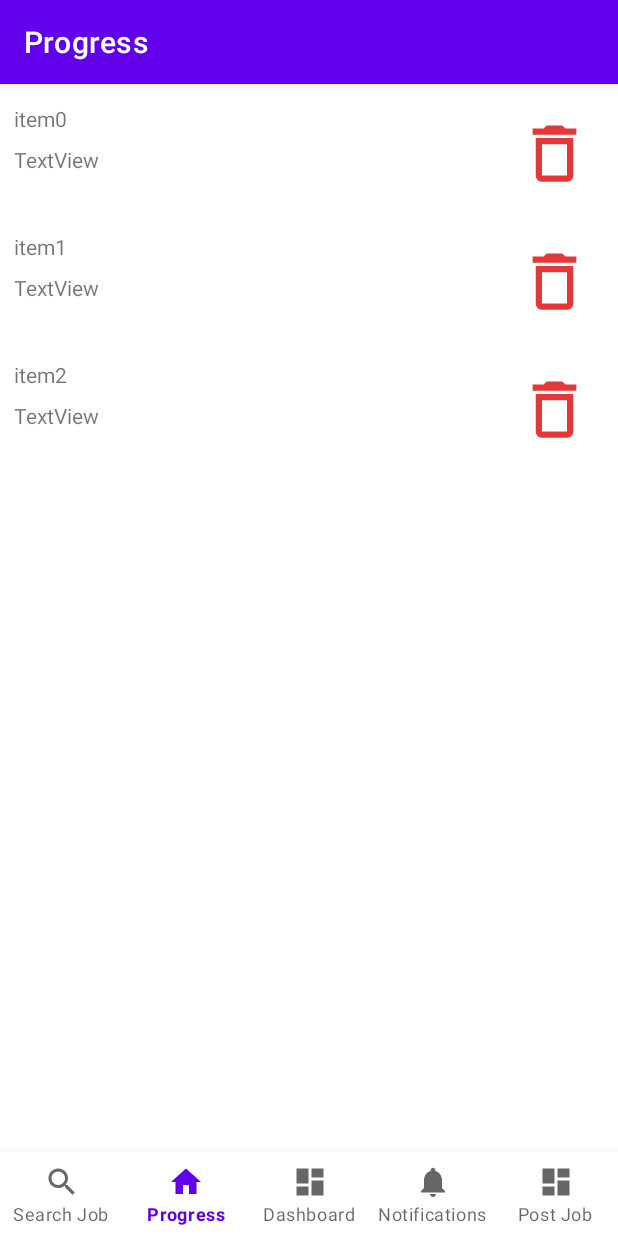
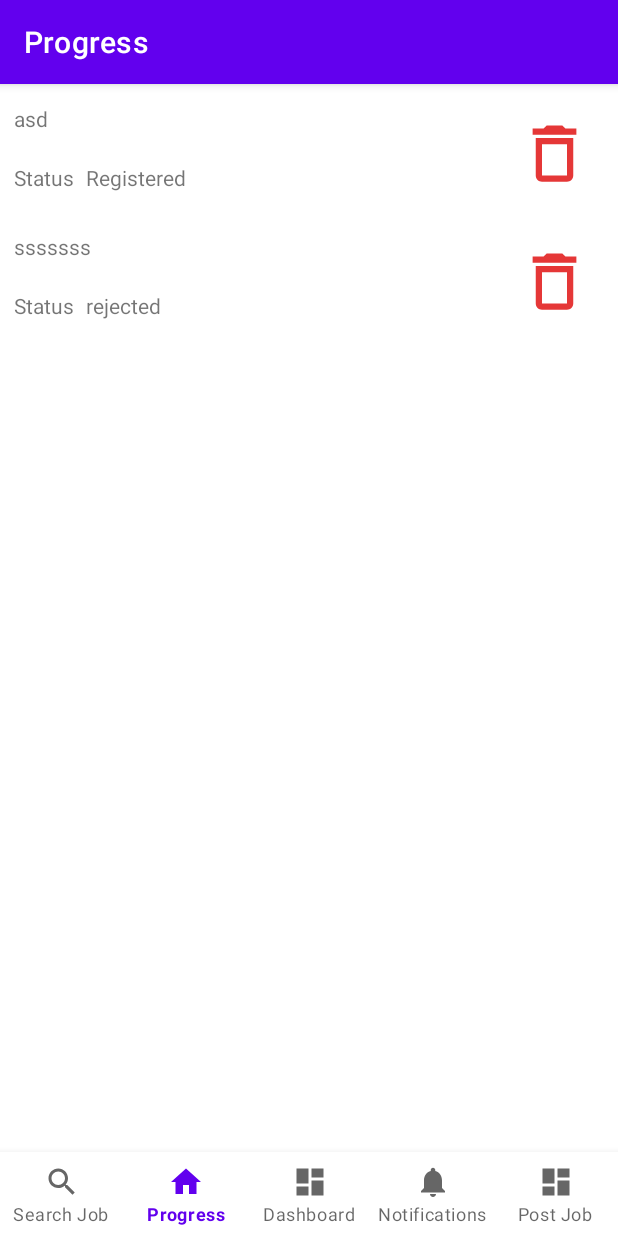
Before and after one commit to zheyang123/ApprenticeStreet, an Android app: the screen it shows after launch (MainActivity), on a phone screen of 412 x 824 dp. Run offline under Robolectric (Android 15) with nearby library versions, the phone set to English and light mode, and no system bars; our stand-ins replace Firebase (no records; nobody signed in at launch, a user with empty details on screens opened directly), data binding, navigation-ui.

Commit message:
added company view

```diff
--- /dev/null
+++ b/app/src/main/java/my/rjtechnology/apprenticestreet/models/AppiledProgress.kt
@@ -0,0 +1,8 @@
+package my.rjtechnology.apprenticestreet.models
+
+class AppiledProgress {
+    var companyId:String=""
+    var companyName:String=""
+    var status:String="Registered"
+
+}
--- /dev/null
+++ b/app/src/main/java/my/rjtechnology/apprenticestreet/models/company.kt
@@ -0,0 +1,6 @@
+package my.rjtechnology.apprenticestreet.models
+
+class company {
+    var companyID:String=""
+    var companyName:String=""
+}
--- a/app/src/main/java/my/rjtechnology/apprenticestreet/repo/JobRepository.kt
+++ b/app/src/main/java/my/rjtechnology/apprenticestreet/repo/JobRepository.kt
@@ -42,7 +42,7 @@ class JobRepository(private val context: Context) {
                     }
 
                     if (nextKey == "") clear()
-                    // insertAll(jobs)
+                    jobDao.insertAll(jobs)
                     onDone(jobs.last().job.id)
                 }
             }
--- a/app/src/main/java/my/rjtechnology/apprenticestreet/ui/adapters/AppiledCompanyProgressAdapter.kt
+++ b/app/src/main/java/my/rjtechnology/apprenticestreet/ui/adapters/AppiledCompanyProgressAdapter.kt
@@ -7,12 +7,13 @@ import android.widget.TextView
 import androidx.lifecycle.LifecycleOwner
 import androidx.recyclerview.widget.RecyclerView
 import my.rjtechnology.apprenticestreet.R
+import my.rjtechnology.apprenticestreet.models.AppiledProgress
 
-class AppiledCompanyProgressAdapter(private val context: LifecycleOwner, private val data: List<String>) :
+class AppiledCompanyProgressAdapter(private val context: LifecycleOwner, private val data: List<AppiledProgress>) :
     RecyclerView.Adapter<AppiledCompanyProgressAdapter.ViewHolder>() {
 
-    var onItemClick:((String)->Unit)?=null
-    var onDeleteClick:((String)->Unit)?=null
+    var onItemClick:((AppiledProgress)->Unit)?=null
+    var onDeleteClick:((AppiledProgress)->Unit)?=null
     var pos = 0
     public
     override fun onCreateViewHolder(parent: ViewGroup, viewType: Int): ViewHolder {
@@ -36,12 +37,13 @@ class AppiledCompanyProgressAdapter(private val context: LifecycleOwner, private
     }
 
     inner class ViewHolder(itemView: View) : RecyclerView.ViewHolder(itemView) {
-        private val textView: TextView = itemView.findViewById(R.id.pgCradViewCompanyName)
+        private val companyName: TextView = itemView.findViewById(R.id.pgCradViewCompanyName)
+        private val companyStatus: TextView = itemView.findViewById(R.id.pgCradViewStatus)
         val delete:ImageView =itemView.findViewById(R.id.deleteView)
 
-        fun bind(item: String,index: Int) {
-
-            textView.text = item
+        fun bind(item:AppiledProgress,index: Int) {
+            companyName.text = item.companyName
+            companyStatus.text=item.status
             delete.setOnClickListener{
                 pos = index
                 onDeleteClick?.invoke(item)
--- a/app/src/main/java/my/rjtechnology/apprenticestreet/ui/progress/ProgressViewModel.kt
+++ b/app/src/main/java/my/rjtechnology/apprenticestreet/ui/progress/ProgressViewModel.kt
@@ -3,6 +3,7 @@ package my.rjtechnology.apprenticestreet.ui.progress
 import androidx.lifecycle.LiveData
 import androidx.lifecycle.MutableLiveData
 import androidx.lifecycle.ViewModel
+import my.rjtechnology.apprenticestreet.models.AppiledProgress
 
 class ProgressViewModel : ViewModel() {
 
@@ -12,8 +13,8 @@ class ProgressViewModel : ViewModel() {
     private val _companyName = MutableLiveData<List<String>>().apply {
         value = listOf("item1", "item2", "item3")
     }
-    val arrayList = ArrayList<String>()
-    val company = listOf("item1", "item2", "item3")
+    val appliedJobList = ArrayList<AppiledProgress>()
+
     val text: LiveData<String> = _text
     val companyName: LiveData<List<String>> = _companyName
     val haveJob:Boolean = false
--- a/app/src/main/java/my/rjtechnology/apprenticestreet/ui/progress/progressFragment.kt
+++ b/app/src/main/java/my/rjtechnology/apprenticestreet/ui/progress/progressFragment.kt
@@ -4,13 +4,13 @@ import android.os.Bundle
 import android.view.LayoutInflater
 import android.view.View
 import android.view.ViewGroup
-import android.widget.TextView
 import android.widget.Toast
 import androidx.fragment.app.Fragment
 import androidx.lifecycle.ViewModelProvider
 import androidx.recyclerview.widget.LinearLayoutManager
 import androidx.recyclerview.widget.RecyclerView
 import my.rjtechnology.apprenticestreet.databinding.FragmentProgressBinding
+import my.rjtechnology.apprenticestreet.models.AppiledProgress
 import my.rjtechnology.apprenticestreet.ui.adapters.AppiledCompanyProgressAdapter
 
 class progressFragment : Fragment() {
@@ -37,10 +37,15 @@ class progressFragment : Fragment() {
 
             val companyRecycler: RecyclerView = binding.comapanyRecycle
             val layoutManager = LinearLayoutManager(activity)
-            var progressAdapter: AppiledCompanyProgressAdapter= AppiledCompanyProgressAdapter(viewLifecycleOwner, viewModel.arrayList)
-            viewModel.arrayList.add("item0")
-            viewModel.arrayList.add("item1")
-            viewModel.arrayList.add("item2")
+            val trainee1 = AppiledProgress()
+            val trainee2 = AppiledProgress()
+            trainee1.companyName="asd"
+            trainee2.companyName="sssssss"
+            trainee2.status="rejected"
+            viewModel.appliedJobList.add(trainee1)
+            viewModel.appliedJobList.add(trainee2)
+            var progressAdapter: AppiledCompanyProgressAdapter= AppiledCompanyProgressAdapter(viewLifecycleOwner, viewModel.appliedJobList)
+
             companyRecycler.layoutManager = layoutManager
             companyRecycler.setHasFixedSize(true)
             companyRecycler.adapter = progressAdapter
@@ -50,7 +55,7 @@ class progressFragment : Fragment() {
             progressAdapter.onDeleteClick = {
                 var a = progressAdapter.pos
                 Toast.makeText(context, a.toString(), Toast.LENGTH_SHORT).show()
-                viewModel.arrayList.removeAt(a)
+                viewModel.appliedJobList.removeAt(a)
                 progressAdapter.notifyDataSetChanged()
                 //companyRecycler.adapter=progressAdapter
             }
--- a/app/src/main/java/my/rjtechnology/apprenticestreet/ui/searchjob/SearchJobFragment.kt
+++ b/app/src/main/java/my/rjtechnology/apprenticestreet/ui/searchjob/SearchJobFragment.kt
@@ -5,6 +5,7 @@ import androidx.fragment.app.Fragment
 import android.view.LayoutInflater
 import android.view.View
 import android.view.ViewGroup
+import android.widget.Toast
 import androidx.lifecycle.ViewModelProvider
 import androidx.navigation.fragment.findNavController
 import androidx.recyclerview.widget.LinearLayoutManager
@@ -108,6 +109,10 @@ class SearchJobFragment : Fragment() {
                 viewModel.minSalaryPerMonth.value = it
             }
 
+        adapter.onItemClick= {
+          // Toast.makeText(context,adapter.index.toString(), Toast.LENGTH_SHORT).show()
+
+        }
         return binding.root
     }
 }
--- a/app/src/main/res/layout/progress_card_view.xml
+++ b/app/src/main/res/layout/progress_card_view.xml
@@ -29,8 +29,8 @@
             android:layout_width="wrap_content"
             android:layout_height="wrap_content"
             android:layout_marginStart="8dp"
-            android:layout_marginTop="8dp"
-            android:text="TextView"
+            android:layout_marginTop="20dp"
+            android:text="@string/Status"
             app:layout_constraintStart_toStartOf="parent"
             app:layout_constraintTop_toBottomOf="@+id/pgCradViewCompanyName" />
 
@@ -47,5 +47,15 @@
             app:layout_constraintVertical_bias="0.0"
             app:srcCompat="@drawable/ic_delete" />
 
+        <TextView
+            android:id="@+id/pgCradViewStatus"
+            android:layout_width="wrap_content"
+            android:layout_height="wrap_content"
+            android:layout_marginStart="8dp"
+            android:layout_marginTop="20dp"
+            android:text="TextView"
+            app:layout_constraintStart_toEndOf="@+id/textView10"
+            app:layout_constraintTop_toBottomOf="@+id/pgCradViewCompanyName" />
+
     </androidx.constraintlayout.widget.ConstraintLayout>
 </androidx.constraintlayout.widget.ConstraintLayout>
--- a/app/src/main/res/values/strings.xml
+++ b/app/src/main/res/values/strings.xml
@@ -77,12 +77,17 @@
     <string name="entered_progress_count">5 progresses entered</string>
     <string name="show_more">Show more</string>
     <string name="post_job">Submit Job Posting</string>
-
+    <string name="Status">Status</string>
+    <string name="learnig_outcome">Learning Outcome</string>
+    <string name="apply_job">Apply for this job now</string>
     <!-- Actions -->
     <string name="add_new_progress">Add New Progress</string>
 
     <!-- Error Messages -->
     <string name="fetch_job_failed_err_msg">
         Failed to fetch available jobs. Please try again.
+
     </string>
+    <!-- TODO: Remove or change this placeholder text -->
+    <string name="hello_blank_fragment">Hello blank fragment</string>
 </resources>
```
Also changed, not shown: app/src/main/java/my/rjtechnology/apprenticestreet/dao/JobDao.kt (+8 -8 lines), app/src/main/java/my/rjtechnology/apprenticestreet/ui/adapters/JobAdapter.kt (+8 -0 lines), app/src/main/java/my/rjtechnology/apprenticestreet/ui/jobView/JobViewFragment.kt (added, +21 -0 lines), app/src/main/res/layout/fragment_job_view.xml (added, +90 -0 lines).
